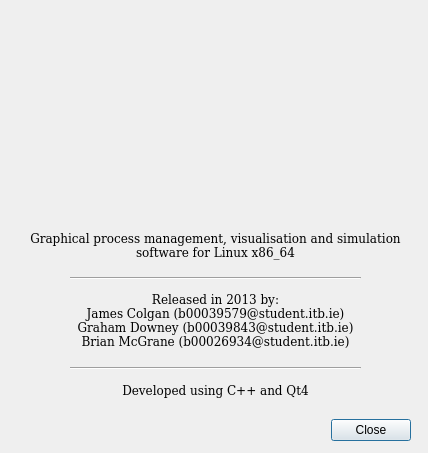
Above: info.ui from dutchgold92/TaskStalker before the change. Below: the same form after it.
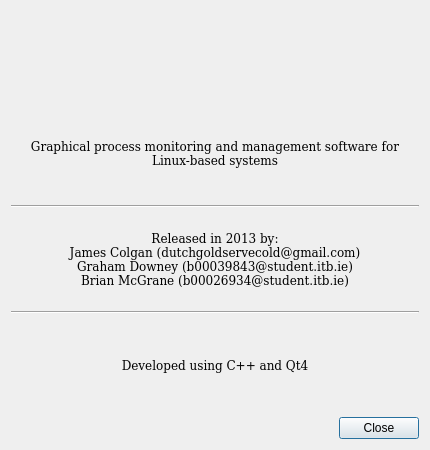
That is the form after the change. Icons and pictures are not drawn.

Patch:
```diff
--- a/info.ui
+++ b/info.ui
@@ -6,16 +6,22 @@
    <rect>
     <x>0</x>
     <y>0</y>
-    <width>428</width>
-    <height>453</height>
+    <width>430</width>
+    <height>450</height>
    </rect>
   </property>
   <property name="sizePolicy">
-   <sizepolicy hsizetype="Fixed" vsizetype="Fixed">
+   <sizepolicy hsizetype="MinimumExpanding" vsizetype="MinimumExpanding">
     <horstretch>0</horstretch>
     <verstretch>0</verstretch>
    </sizepolicy>
   </property>
+  <property name="minimumSize">
+   <size>
+    <width>430</width>
+    <height>450</height>
+   </size>
+  </property>
   <property name="windowTitle">
    <string>About Task Stalker</string>
   </property>
@@ -23,38 +29,26 @@
    <iconset resource="images.qrc">
     <normaloff>:/img/icon.png</normaloff>:/img/icon.png</iconset>
   </property>
-  <widget class="QDialogButtonBox" name="buttonBox">
-   <property name="geometry">
-    <rect>
-     <x>190</x>
-     <y>410</y>
-     <width>221</width>
-     <height>41</height>
-    </rect>
-   </property>
-   <property name="orientation">
-    <enum>Qt::Horizontal</enum>
-   </property>
-   <property name="standardButtons">
-    <set>QDialogButtonBox::Close</set>
-   </property>
-  </widget>
+  <layout class="QVBoxLayout" name="verticalLayout">
+   <item>
+    <widget class="QLabel" name="logoLabel">
+     <property name="text">
+      <string/>
+     </property>
+     <property name="alignment">
+      <set>Qt::AlignCenter</set>
+     </property>
+    </widget>
+   </item>
+   <item>
   <widget class="QLabel" name="label_2">
-   <property name="geometry">
-    <rect>
-     <x>10</x>
-     <y>220</y>
-     <width>411</width>
-     <height>51</height>
-    </rect>
-   </property>
    <property name="font">
     <font>
      <family>Bitstream Vera Serif</family>
     </font>
    </property>
    <property name="text">
-    <string>Graphical process management, visualisation and simulation software for Linux x86_64</string>
+      <string>Graphical process monitoring and management software for Linux-based systems</string>
    </property>
    <property name="alignment">
     <set>Qt::AlignCenter</set>
@@ -63,15 +57,16 @@
     <bool>true</bool>
    </property>
   </widget>
+   </item>
+   <item>
+    <widget class="Line" name="line">
+     <property name="orientation">
+      <enum>Qt::Horizontal</enum>
+     </property>
+    </widget>
+   </item>
+   <item>
   <widget class="QLabel" name="label_3">
-   <property name="geometry">
-    <rect>
-     <x>20</x>
-     <y>280</y>
-     <width>391</width>
-     <height>81</height>
-    </rect>
-   </property>
    <property name="font">
     <font>
      <family>Bitstream Vera Serif</family>
@@ -79,7 +74,7 @@
    </property>
    <property name="text">
     <string>Released in 2013 by:
-James Colgan (b00039579@student.itb.ie)
+James Colgan (dutchgoldservecold@gmail.com)
 Graham Downey (b00039843@student.itb.ie)
 Brian McGrane (b00026934@student.itb.ie)</string>
    </property>
@@ -87,41 +82,16 @@
     <set>Qt::AlignCenter</set>
    </property>
   </widget>
-  <widget class="Line" name="line">
-   <property name="geometry">
-    <rect>
-     <x>70</x>
-     <y>270</y>
-     <width>291</width>
-     <height>16</height>
-    </rect>
-   </property>
-   <property name="orientation">
-    <enum>Qt::Horizontal</enum>
-   </property>
-  </widget>
+   </item>
+   <item>
   <widget class="Line" name="line_2">
-   <property name="geometry">
-    <rect>
-     <x>70</x>
-     <y>360</y>
-     <width>291</width>
-     <height>16</height>
-    </rect>
-   </property>
    <property name="orientation">
     <enum>Qt::Horizontal</enum>
    </property>
   </widget>
+   </item>
+   <item>
   <widget class="QLabel" name="label_4">
-   <property name="geometry">
-    <rect>
-     <x>20</x>
-     <y>370</y>
-     <width>391</width>
-     <height>41</height>
-    </rect>
-   </property>
    <property name="font">
     <font>
      <family>Bitstream Vera Serif</family>
@@ -134,19 +104,18 @@
     <set>Qt::AlignCenter</set>
    </property>
   </widget>
-  <widget class="QLabel" name="logoLabel">
-   <property name="geometry">
-    <rect>
-     <x>30</x>
-     <y>20</y>
-     <width>360</width>
-     <height>200</height>
-    </rect>
-   </property>
-   <property name="text">
-    <string/>
-   </property>
-  </widget>
+   </item>
+   <item>
+    <widget class="QDialogButtonBox" name="buttonBox">
+     <property name="orientation">
+      <enum>Qt::Horizontal</enum>
+     </property>
+     <property name="standardButtons">
+      <set>QDialogButtonBox::Close</set>
+     </property>
+    </widget>
+   </item>
+  </layout>
  </widget>
  <resources>
   <include location="images.qrc"/>
```
Lines whose indentation alone changed are shown as unchanged.
